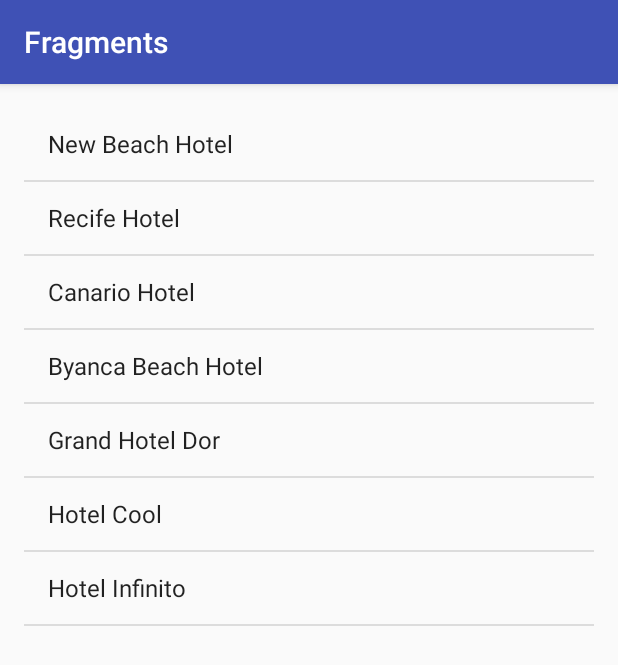
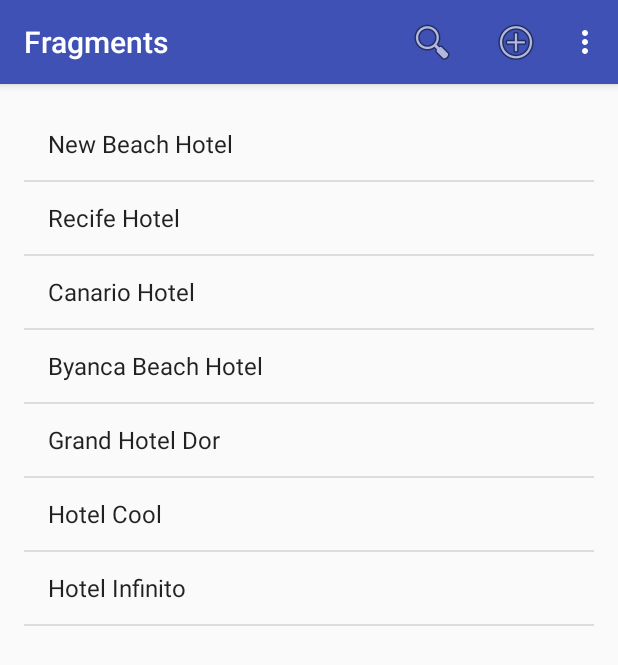
Before and after one commit to Turbiani/Fragments, an Android app: the screen it shows after launch (HotelActivity), on a phone screen of 412 x 824 dp. Shown: the top 665 px of the screen. Run offline under Robolectric (Android 15) with nearby library versions, the phone set to English and light mode, and no system bars.

Commit message:
Inclusao da ActionBar com SearchVew

```diff
--- a/app/build.gradle
+++ b/app/build.gradle
@@ -2,7 +2,7 @@ apply plugin: 'com.android.application'
 
 android {
     compileSdkVersion 23
-    buildToolsVersion "24.0.0 rc3"
+    buildToolsVersion "23.0.2"
 
     defaultConfig {
         applicationId "android.dominando.fragments"
--- a/app/src/main/java/android/dominando/fragments/HotelActivity.java
+++ b/app/src/main/java/android/dominando/fragments/HotelActivity.java
@@ -3,24 +3,53 @@ package android.dominando.fragments;
 import android.content.Intent;
 import android.support.v4.app.FragmentManager;
 import android.support.v4.app.FragmentTransaction;
+import android.support.v4.view.MenuItemCompat;
 import android.support.v7.app.AppCompatActivity;
 import android.os.Bundle;
+import android.support.v7.widget.SearchView;
+import android.view.Menu;
+import android.view.MenuItem;
 
-public class HotelActivity extends AppCompatActivity implements AoClicarNoHotel{
+public class HotelActivity extends AppCompatActivity implements AoClicarNoHotel,
+        SearchView.OnQueryTextListener,
+        MenuItemCompat.OnActionExpandListener{
+
+    private FragmentManager mFragmentManager;
+    private HotelListFragment mListFragment;
 
     @Override
     protected void onCreate(Bundle savedInstanceState) {
         super.onCreate(savedInstanceState);
         setContentView(R.layout.activity_hotel);
+
+        mFragmentManager = getSupportFragmentManager();
+        mListFragment = (HotelListFragment) mFragmentManager.findFragmentById(R.id.fragmentLista);
     }
+
+    @Override
+    public boolean onCreateOptionsMenu(Menu menu) {
+        getMenuInflater().inflate(R.menu.menu_hotel, menu);
+
+        MenuItem searchItem = menu.findItem(R.id.action_search);
+        SearchView searchView = (SearchView) MenuItemCompat.getActionView(searchItem);
+        searchView.setOnQueryTextListener(this);
+        searchView.setQueryHint(getString(R.string.hint_busca));
+        MenuItemCompat.setOnActionExpandListener(searchItem, this);
+        return true;
+    }
+
+    @Override
+    public boolean onOptionsItemSelected(MenuItem item) {
+        return super.onOptionsItemSelected(item);
+    }
+
 
     @Override
     public void clicouNoHotel(Hotel hotel) {
         if(isTablet()){
             HotelDetalheFragment fragment = HotelDetalheFragment.novaInstancia(hotel);
 
-            FragmentManager fm = getSupportFragmentManager();
-            FragmentTransaction ft = fm.beginTransaction();
+            FragmentTransaction ft = mFragmentManager.beginTransaction();
 
             ft.replace(R.id.detalhe, fragment, HotelDetalheFragment.TAG_DETALHE);
 
@@ -34,6 +63,25 @@ public class HotelActivity extends AppCompatActivity implements AoClicarNoHotel{
         }
     }
 
+    @Override
+    public boolean onQueryTextSubmit(String s) {
+        return true;
+    }
+    @Override
+    public boolean onQueryTextChange(String s) {
+        mListFragment.buscar(s);
+        return false;
+    }
+    @Override
+    public boolean onMenuItemActionExpand(MenuItem item) {
+        return true; // para expandir a view
+    }
+    @Override
+    public boolean onMenuItemActionCollapse(MenuItem item) {
+        mListFragment.limparBusca();
+        return true; // para voltar ao normal
+    }
+
     private boolean isTablet(){
         return getResources().getBoolean(R.bool.tablet);
     }
--- a/app/src/main/java/android/dominando/fragments/HotelListFragment.java
+++ b/app/src/main/java/android/dominando/fragments/HotelListFragment.java
@@ -1,10 +1,8 @@
 package android.dominando.fragments;
 
 import android.app.Activity;
-import android.content.Intent;
 import android.os.Bundle;
 import android.support.annotation.Nullable;
-import android.support.v4.app.ActivityCompat;
 import android.support.v4.app.ListFragment;
 import android.view.View;
 import android.widget.ArrayAdapter;
@@ -25,6 +23,7 @@ public class HotelListFragment extends ListFragment {
         super.onActivityCreated(savedInstanceState);
 
         mHoteis = carregaHoteis();
+        limparBusca();
 
         mAdapter = new ArrayAdapter<Hotel>(getActivity()
                 , android.R.layout.simple_list_item_1
@@ -46,6 +45,38 @@ public class HotelListFragment extends ListFragment {
         }
     }
 
+    public void buscar(String s) {
+        if (s == null || s.trim().equals("")) {
+            limparBusca();
+            return;
+        }
+        List<Hotel> hoteisEncontrados = new ArrayList<Hotel>(mHoteis);
+        for (int i = hoteisEncontrados.size() - 1; i >= 0; i--) {
+            Hotel hotel = hoteisEncontrados.get(i);
+            if (!hotel.nome.toUpperCase().contains(s.toUpperCase())) {
+                hoteisEncontrados.remove(hotel);
+            }
+        }
+        mAdapter = new ArrayAdapter<Hotel>(
+                getActivity(),
+                android.R.layout.simple_list_item_1,
+                hoteisEncontrados);
+        setListAdapter(mAdapter);
+    }
+
+    public void limparBusca() {
+        mAdapter = new ArrayAdapter<Hotel>(
+                getActivity(),
+                android.R.layout.simple_list_item_activated_1,
+                mHoteis);
+        setListAdapter(mAdapter);
+    }
+
+    public void adicionar(Hotel hotel) {
+        mHoteis.add(hotel);
+        mAdapter.notifyDataSetChanged();
+    }
+
 
     private List<Hotel> carregaHoteis(){
         List<Hotel> hotels = new ArrayList<>();
--- /dev/null
+++ b/app/src/main/res/menu/menu_hotel.xml
@@ -0,0 +1,22 @@
+<?xml version="1.0" encoding="utf-8"?>
+<menu xmlns:android="http://schemas.android.com/apk/res/android"
+    xmlns:app="http://schemas.android.com/apk/res-auto"
+    xmlns:tools="http://schemas.android.com/tools"
+    tools:context="dominando.android.fragments.HotelActivity" >
+
+    <item android:id="@+id/action_search"
+        android:title="@string/acao_pesquisar"
+        android:icon="@android:drawable/ic_menu_search"
+        app:showAsAction="collapseActionView|ifRoom"
+        app:actionViewClass="android.support.v7.widget.SearchView" />
+    <item
+        android:id="@+id/action_new"
+        android:icon="@android:drawable/ic_menu_add"
+        android:title="@string/acao_novo"
+        app:showAsAction="ifRoom|withText" />
+    <item
+        android:id="@+id/action_info"
+        android:icon="@android:drawable/ic_menu_info_details"
+        android:title="@string/acao_info"
+        app:showAsAction="never" />
+</menu>
--- a/app/src/main/res/values/strings.xml
+++ b/app/src/main/res/values/strings.xml
@@ -1,3 +1,8 @@
 <resources>
     <string name="app_name">Fragments</string>
+    <string name="acao_pesquisar">Pesquisar</string>
+    <string name="acao_novo">Novo</string>
+    <string name="acao_info">Info</string>
+    <string name="acao_busca">Procurar por Hotel</string>
+    <string name="hint_busca">Buscar</string>
 </resources>
```
